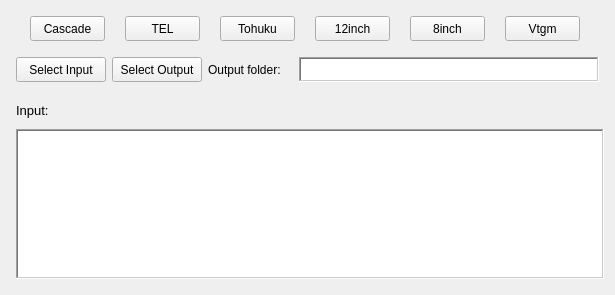
Qt form ui/csv_tool_tab.ui (howlandhuang/Modular-Tool-gf) before a commit.
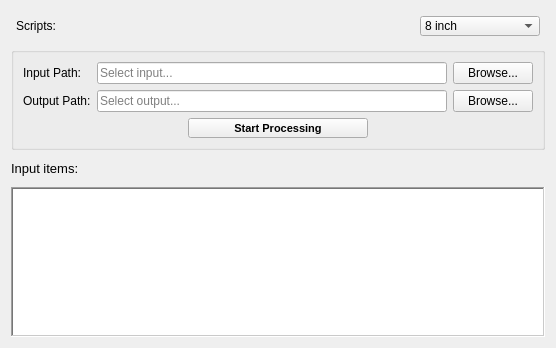
The same form after that commit.

Commit message:
Update changelog, refactor CSVToolTab, and enhance processing logic
- Added changelog for version 3.7.2, detailing UI rework and new features.
- Refactored CSVToolTab to improve UI setup and error handling during file selection.
- Enhanced processing logic in inch_8.py for better handling of input files and output generation.
- Updated type hints and documentation for clarity and maintainability.
- Improved logging throughout the CSV processing workflow for better debugging and user feedback.

Patch:
```diff
--- a/ui/csv_tool_tab.ui
+++ b/ui/csv_tool_tab.ui
@@ -6,8 +6,8 @@
    <rect>
     <x>0</x>
     <y>0</y>
-    <width>611</width>
-    <height>293</height>
+    <width>538</width>
+    <height>343</height>
    </rect>
   </property>
   <property name="windowTitle">
@@ -29,294 +29,193 @@
       <number>5</number>
      </property>
      <item>
-      <widget class="QPushButton" name="cascade_btn">
-       <property name="sizePolicy">
-        <sizepolicy hsizetype="Fixed" vsizetype="Fixed">
-         <horstretch>0</horstretch>
-         <verstretch>0</verstretch>
-        </sizepolicy>
+      <widget class="QLabel" name="scripts_label">
+       <property name="text">
+        <string>Scripts:</string>
        </property>
+      </widget>
+     </item>
+     <item>
+      <spacer name="horizontalSpacer">
+       <property name="orientation">
+        <enum>Qt::Horizontal</enum>
+       </property>
+       <property name="sizeHint" stdset="0">
+        <size>
+         <width>40</width>
+         <height>20</height>
+        </size>
+       </property>
+      </spacer>
+     </item>
+     <item>
+      <widget class="QComboBox" name="scripts_combo">
        <property name="minimumSize">
         <size>
-         <width>75</width>
-         <height>25</height>
+         <width>120</width>
+         <height>20</height>
         </size>
        </property>
-       <property name="maximumSize">
-        <size>
-         <width>75</width>
-         <height>25</height>
-        </size>
-       </property>
+       <item>
+        <property name="text">
+         <string>8 inch</string>
+        </property>
+       </item>
+       <item>
+        <property name="text">
+         <string>12 inch</string>
+        </property>
+       </item>
+       <item>
        <property name="text">
         <string>Cascade</string>
        </property>
-      </widget>
      </item>
      <item>
-      <widget class="QPushButton" name="tel_btn">
-       <property name="sizePolicy">
-        <sizepolicy hsizetype="Fixed" vsizetype="Fixed">
-         <horstretch>0</horstretch>
-         <verstretch>0</verstretch>
-        </sizepolicy>
-       </property>
-       <property name="minimumSize">
-        <size>
-         <width>75</width>
-         <height>25</height>
-        </size>
-       </property>
-       <property name="maximumSize">
-        <size>
-         <width>75</width>
-         <height>25</height>
-        </size>
-       </property>
+        <property name="text">
+         <string>Vtlgm</string>
+        </property>
+       </item>
+       <item>
        <property name="text">
         <string>TEL</string>
        </property>
-      </widget>
      </item>
      <item>
-      <widget class="QPushButton" name="tohuku_btn">
-       <property name="sizePolicy">
-        <sizepolicy hsizetype="Fixed" vsizetype="Fixed">
-         <horstretch>0</horstretch>
-         <verstretch>0</verstretch>
-        </sizepolicy>
-       </property>
-       <property name="minimumSize">
-        <size>
-         <width>75</width>
-         <height>25</height>
-        </size>
-       </property>
-       <property name="maximumSize">
-        <size>
-         <width>75</width>
-         <height>25</height>
-        </size>
-       </property>
        <property name="text">
         <string>Tohuku</string>
        </property>
-      </widget>
-     </item>
-     <item>
-      <widget class="QPushButton" name="inch12_btn">
-       <property name="sizePolicy">
-        <sizepolicy hsizetype="Fixed" vsizetype="Fixed">
-         <horstretch>0</horstretch>
-         <verstretch>0</verstretch>
-        </sizepolicy>
-       </property>
-       <property name="minimumSize">
-        <size>
-         <width>75</width>
-         <height>25</height>
-        </size>
-       </property>
-       <property name="maximumSize">
-        <size>
-         <width>75</width>
-         <height>25</height>
-        </size>
-       </property>
-       <property name="text">
-        <string>12inch</string>
-       </property>
-      </widget>
-     </item>
-     <item>
-      <widget class="QPushButton" name="inch8_btn">
-       <property name="sizePolicy">
-        <sizepolicy hsizetype="Fixed" vsizetype="Fixed">
-         <horstretch>0</horstretch>
-         <verstretch>0</verstretch>
-        </sizepolicy>
-       </property>
-       <property name="minimumSize">
-        <size>
-         <width>75</width>
-         <height>25</height>
-        </size>
-       </property>
-       <property name="maximumSize">
-        <size>
-         <width>75</width>
-         <height>25</height>
-        </size>
-       </property>
-       <property name="text">
-        <string>8inch</string>
-       </property>
-      </widget>
-     </item>
-     <item>
-      <widget class="QPushButton" name="vtgm_btn">
-       <property name="sizePolicy">
-        <sizepolicy hsizetype="Fixed" vsizetype="Fixed">
-         <horstretch>0</horstretch>
-         <verstretch>0</verstretch>
-        </sizepolicy>
-       </property>
-       <property name="minimumSize">
-        <size>
-         <width>75</width>
-         <height>25</height>
-        </size>
-       </property>
-       <property name="maximumSize">
-        <size>
-         <width>75</width>
-         <height>25</height>
-        </size>
-       </property>
-       <property name="text">
-        <string>Vtgm</string>
-       </property>
+       </item>
       </widget>
      </item>
     </layout>
    </item>
    <item>
-    <layout class="QHBoxLayout" name="horizontalLayout_4">
-     <property name="leftMargin">
-      <number>5</number>
+    <widget class="QGroupBox" name="pathsGroupBox">
+     <property name="title">
+      <string/>
      </property>
-     <property name="topMargin">
-      <number>5</number>
-     </property>
-     <property name="rightMargin">
-      <number>5</number>
-     </property>
-     <property name="bottomMargin">
-      <number>5</number>
-     </property>
-     <item>
-      <widget class="QPushButton" name="input_selection_btn">
+     <layout class="QGridLayout" name="gridLayout_2">
+      <item row="0" column="0">
+       <widget class="QLabel" name="input_label">
+        <property name="text">
+         <string>Input Path:</string>
+        </property>
+       </widget>
+      </item>
+      <item row="1" column="0">
+       <widget class="QLabel" name="output_label">
+        <property name="text">
+         <string>Output Path:</string>
+        </property>
+       </widget>
+      </item>
+      <item row="1" column="1">
+       <widget class="QLineEdit" name="output_path_text">
+        <property name="readOnly">
+         <bool>true</bool>
+        </property>
+        <property name="placeholderText">
+         <string>Select output...</string>
+        </property>
+       </widget>
+      </item>
+      <item row="0" column="1">
+       <widget class="QLineEdit" name="input_path_text">
        <property name="minimumSize">
         <size>
-         <width>90</width>
+          <width>350</width>
          <height>0</height>
         </size>
        </property>
-       <property name="maximumSize">
-        <size>
-         <width>90</width>
-         <height>25</height>
-        </size>
-       </property>
-       <property name="text">
-        <string>Select Input</string>
+        <property name="readOnly">
+         <bool>true</bool>
+        </property>
+        <property name="placeholderText">
+         <string>Select input...</string>
        </property>
       </widget>
      </item>
-     <item>
+      <item row="1" column="2">
       <widget class="QPushButton" name="output_selection_btn">
-       <property name="minimumSize">
-        <size>
-         <width>90</width>
-         <height>0</height>
-        </size>
-       </property>
-       <property name="maximumSize">
-        <size>
-         <width>90</width>
-         <height>25</height>
-        </size>
-       </property>
+        <property name="text">
+         <string>Browse...</string>
+        </property>
+       </widget>
+      </item>
+      <item row="0" column="2">
+       <widget class="QPushButton" name="input_selection_btn">
        <property name="text">
-        <string>Select Output</string>
+         <string>Browse...</string>
        </property>
       </widget>
      </item>
+      <item row="2" column="0" colspan="3">
+       <layout class="QHBoxLayout" name="actionButtonsLayout">
      <item>
-      <widget class="QLabel" name="Output_label">
-       <property name="sizePolicy">
-        <sizepolicy hsizetype="Minimum" vsizetype="Fixed">
-         <horstretch>0</horstretch>
-         <verstretch>0</verstretch>
-        </sizepolicy>
-       </property>
-       <property name="minimumSize">
+         <spacer name="horizontalSpacer_2">
+          <property name="orientation">
+           <enum>Qt::Horizontal</enum>
+          </property>
+          <property name="sizeHint" stdset="0">
         <size>
-         <width>85</width>
-         <height>0</height>
-        </size>
-       </property>
-       <property name="maximumSize">
+            <width>40</width>
+            <height>20</height>
+           </size>
+          </property>
+         </spacer>
+        </item>
+        <item>
+         <widget class="QPushButton" name="start_btn">
+          <property name="minimumSize">
         <size>
-         <width>85</width>
-         <height>25</height>
-        </size>
-       </property>
+            <width>180</width>
+            <height>20</height>
+           </size>
+          </property>
+          <property name="font">
+           <font>
+            <pointsize>8</pointsize>
+            <weight>75</weight>
+            <bold>true</bold>
+           </font>
+          </property>
        <property name="text">
-        <string>Output folder:</string>
+           <string>Start Processing</string>
        </property>
       </widget>
      </item>
      <item>
-      <widget class="QTextEdit" name="output_path_text">
-       <property name="sizePolicy">
-        <sizepolicy hsizetype="Minimum" vsizetype="Fixed">
-         <horstretch>0</horstretch>
-         <verstretch>0</verstretch>
-        </sizepolicy>
-       </property>
-       <property name="minimumSize">
+         <spacer name="horizontalSpacer_3">
+          <property name="orientation">
+           <enum>Qt::Horizontal</enum>
+          </property>
+          <property name="sizeHint" stdset="0">
         <size>
-         <width>300</width>
-         <height>25</height>
-        </size>
-       </property>
-       <property name="maximumSize">
-        <size>
-         <width>16777215</width>
-         <height>25</height>
-        </size>
-       </property>
-       <property name="frameShape">
-        <enum>QFrame::WinPanel</enum>
-       </property>
-       <property name="frameShadow">
-        <enum>QFrame::Sunken</enum>
-       </property>
-       <property name="verticalScrollBarPolicy">
-        <enum>Qt::ScrollBarAlwaysOff</enum>
-       </property>
-       <property name="readOnly">
-        <bool>true</bool>
-       </property>
-      </widget>
+            <width>40</width>
+            <height>20</height>
+           </size>
+          </property>
+         </spacer>
      </item>
     </layout>
    </item>
-   <item>
-    <layout class="QHBoxLayout" name="horizontalLayout_5">
-     <property name="leftMargin">
-      <number>5</number>
-     </property>
-     <property name="topMargin">
-      <number>5</number>
-     </property>
-     <property name="bottomMargin">
-      <number>5</number>
-     </property>
+     </layout>
+    </widget>
+   </item>
      <item>
       <layout class="QVBoxLayout" name="verticalLayout_3">
        <item>
         <widget class="QLabel" name="Input_label">
          <property name="minimumSize">
           <size>
-           <width>30</width>
+         <width>80</width>
            <height>25</height>
           </size>
          </property>
          <property name="maximumSize">
           <size>
-           <width>50</width>
+         <width>80</width>
            <height>25</height>
           </size>
          </property>
@@ -326,7 +225,7 @@
           </font>
          </property>
          <property name="text">
-          <string>Input:</string>
+        <string>Input items:</string>
          </property>
         </widget>
        </item>
@@ -354,8 +253,6 @@
           <number>1</number>
          </property>
         </widget>
-       </item>
-      </layout>
      </item>
     </layout>
    </item>
```
Lines whose indentation alone changed are shown as unchanged. The commit also changes 6 other files.
